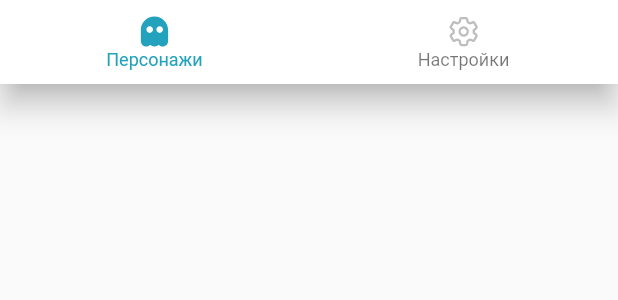
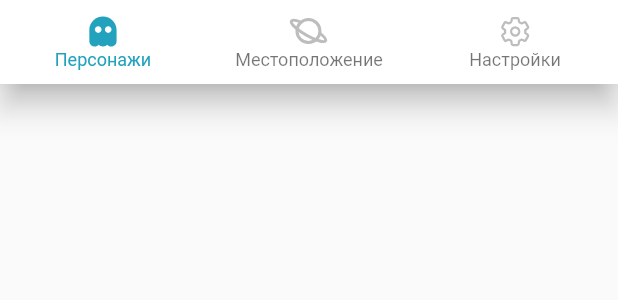
Before and after one commit to eugales/sclp-lessons, a Flutter app: the AppNavBar widget shown alone on an empty page, opened directly, on a phone screen of 412 x 824 dp. Shown: the top 300 px of the screen. Run offline on Flutter 3.47's test engine with Material 2 defaults, Android fonts, the phone set to English and light mode, and no system bars; our stand-ins replace dio, flutter_bloc, flutter_svg, freezed_annotation, shared_preferences; accounts and stored records are empty; network calls fail.

Commit message:
added location screen route. refactored app navigation.

```diff
--- a/lib/constants/app_assets.dart
+++ b/lib/constants/app_assets.dart
@@ -18,4 +18,5 @@ class _Svg {
   final String password = 'assets/images/svg/password.svg';
   final String characters = 'assets/images/svg/characters.svg';
   final String settings = 'assets/images/svg/settings.svg';
+  final String location = 'assets/images/svg/location.svg';
 }
--- a/lib/l10n/intl_en.arb
+++ b/lib/l10n/intl_en.arb
@@ -30,5 +30,6 @@
   "characters": "Characters",
   "settings": "Settings",
   "somethingWentWrong": "Something went wrong",
-  "charactersListIsEmpty": "Characters list is empty"
+  "charactersListIsEmpty": "Characters list is empty",
+  "location": "Location"
 }
--- a/lib/l10n/intl_ru_RU.arb
+++ b/lib/l10n/intl_ru_RU.arb
@@ -30,5 +30,6 @@
   "characters": "Персонажи",
   "settings": "Настройки",
   "somethingWentWrong": "Что то пошло не так",
-  "charactersListIsEmpty": "Список персонажей пуст"
+  "charactersListIsEmpty": "Список персонажей пуст",
+  "location": "Местоположение"
 }
--- /dev/null
+++ b/lib/support/app_navigation.dart
@@ -0,0 +1,44 @@
+import 'package:flutter/material.dart';
+import 'package:lessons2/constants/app_assets.dart';
+import 'package:lessons2/generated/l10n.dart';
+import 'package:lessons2/ui/characters_screen/characters_screen.dart';
+import 'package:lessons2/ui/locations_screen/locations_screen.dart';
+import 'package:lessons2/ui/settings_screen.dart';
+
+class AppNavigation {
+  int currentIndex;
+  String assetName;
+  String label;
+  Widget widget;
+
+  AppNavigation({
+    required this.currentIndex,
+    required this.assetName,
+    required this.label,
+    required this.widget,
+  });
+
+  factory AppNavigation.specificInstance(currentIndex) =>
+      navigations.firstWhere((nav) => nav.currentIndex == currentIndex);
+
+  static final List<AppNavigation> navigations = <AppNavigation>[
+    AppNavigation(
+      currentIndex: 0,
+      assetName: AppAssets.svg.characters,
+      label: S.current.characters,
+      widget: const CharactersScreen(),
+    ),
+    AppNavigation(
+      currentIndex: 1,
+      assetName: AppAssets.svg.location,
+      label: S.current.location,
+      widget: const LocationsScreen(),
+    ),
+    AppNavigation(
+      currentIndex: 2,
+      assetName: AppAssets.svg.settings,
+      label: S.current.settings,
+      widget: const SettingsScreen(),
+    )
+  ];
+}
--- a/lib/ui/settings_screen.dart
+++ b/lib/ui/settings_screen.dart
@@ -75,7 +75,7 @@ class _SettingsScreenState extends State<SettingsScreen> {
           ],
         ),
       ),
-      bottomNavigationBar: AppNavBar(key: UniqueKey(), currentIndex: 1),
+      bottomNavigationBar: AppNavBar(key: UniqueKey(), currentIndex: 2),
     );
   }
 }
--- a/lib/ui/widgets/app_nav_bar.dart
+++ b/lib/ui/widgets/app_nav_bar.dart
@@ -1,10 +1,7 @@
 import 'package:flutter/material.dart';
 import 'package:flutter_svg/svg.dart';
-import 'package:lessons2/constants/app_assets.dart';
 import 'package:lessons2/constants/app_colors.dart';
-import 'package:lessons2/generated/l10n.dart';
-import 'package:lessons2/ui/characters_screen/characters_screen.dart';
-import 'package:lessons2/ui/settings_screen.dart';
+import 'package:lessons2/support/app_navigation.dart';
 
 class AppNavBar extends StatelessWidget {
   const AppNavBar({Key? key, required this.currentIndex}) : super(key: key);
@@ -16,43 +13,22 @@ class AppNavBar extends StatelessWidget {
     return BottomNavigationBar(
       currentIndex: currentIndex,
       selectedItemColor: AppColors.primary,
-      items: [
-        BottomNavigationBarItem(
+      items: AppNavigation.navigations.map((nav) {
+        return BottomNavigationBarItem(
           icon: SvgPicture.asset(
-            AppAssets.svg.characters,
-            color: currentIndex == 0
+            nav.assetName,
+            color: currentIndex == nav.currentIndex
                 ? Theme.of(context).bottomNavigationBarTheme.selectedItemColor
                 : null,
           ),
-          label: S.of(context).characters,
-        ),
-        BottomNavigationBarItem(
-          icon: SvgPicture.asset(
-            AppAssets.svg.settings,
-            color: currentIndex == 1
-                ? Theme.of(context).bottomNavigationBarTheme.selectedItemColor
-                : null,
-          ),
-          label: S.of(context).settings,
-        ),
-      ],
-      onTap: (value) {
-        switch (value) {
-          case 0:
-            Navigator.of(context).pushAndRemoveUntil(
-              _createRoute(const CharactersScreen()),
-              (route) => false,
-            );
-            break;
-          case 1:
-            Navigator.of(context).pushAndRemoveUntil(
-              _createRoute(const SettingsScreen()),
-              (route) => false,
-            );
-            break;
-          default:
-            break;
-        }
+          label: nav.label,
+        );
+      }).toList(),
+      onTap: (currentIndex) {
+        Navigator.of(context).pushAndRemoveUntil(
+          _createRoute(AppNavigation.specificInstance(currentIndex).widget),
+          (route) => false,
+        );
       },
     );
   }
```
Also changed, not shown: lib/ui/locations_screen/locations_screen.dart (added, +19 -0 lines), assets/images/svg/location.svg (added), lib/generated/intl/messages_en.dart, lib/generated/intl/messages_ru_RU.dart, lib/generated/l10n.dart.
